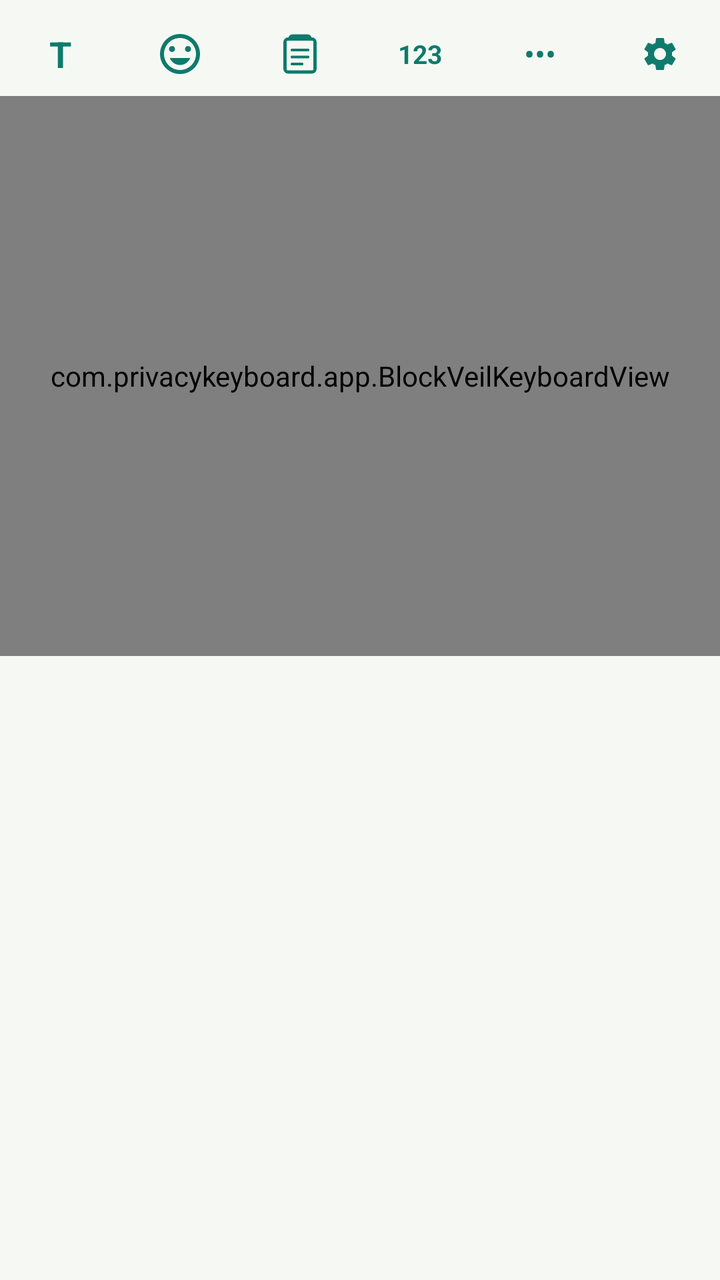
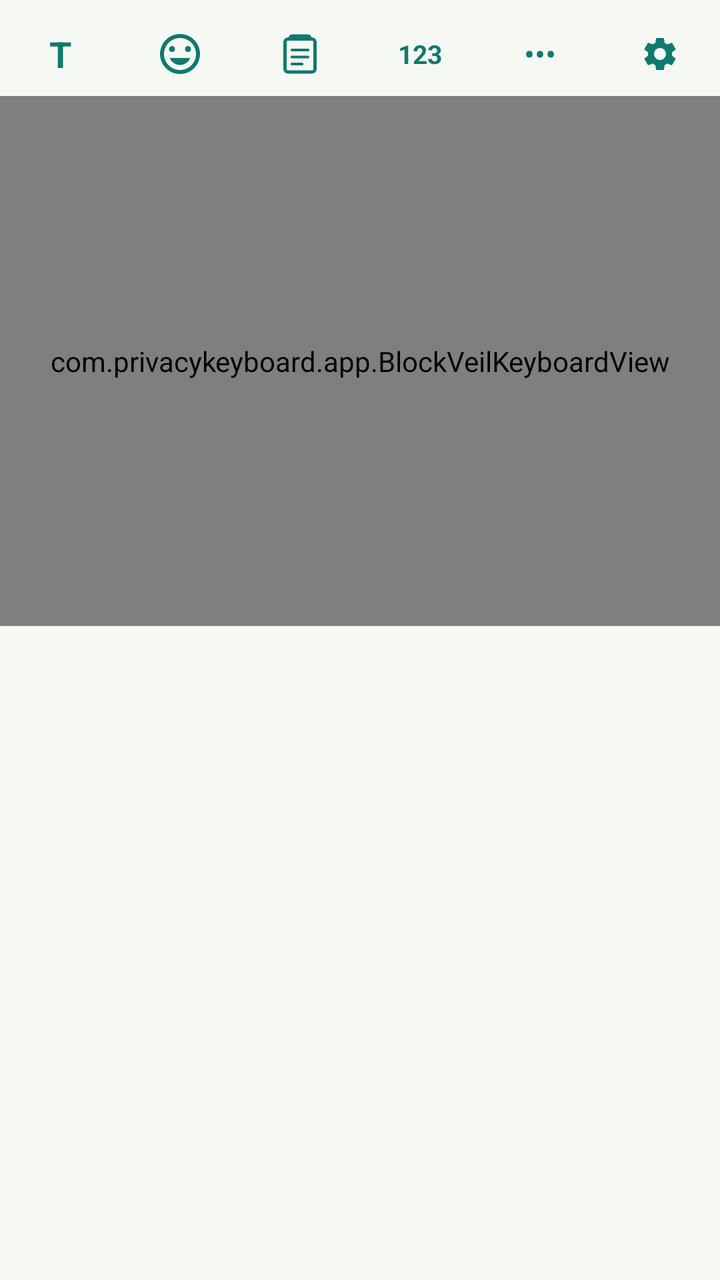

Compare the two renders of this Android layout. The source of the first and the diff that turns it into the second are given below.
<!-- AndroidManifest.xml: application theme Theme.BlockVeil -->
<!-- res/layout/input_view.xml -->
<?xml version="1.0" encoding="utf-8"?>
<LinearLayout xmlns:android="http://schemas.android.com/apk/res/android"
    android:layout_width="match_parent"
    android:layout_height="wrap_content"
    android:orientation="vertical"
    android:background="@color/ime_bg"
    android:paddingTop="6dp"
    android:paddingBottom="0dp">

    <LinearLayout
        android:id="@+id/suggestion_strip"
        android:layout_width="match_parent"
        android:layout_height="42dp"
        android:orientation="horizontal"
        android:background="@color/ime_bg"
        android:gravity="center_vertical">

        <TextView
            android:id="@+id/icon_text_tool"
            android:layout_width="0dp"
            android:layout_height="match_parent"
            android:layout_weight="1"
            android:gravity="center"
            android:text="@string/icon_text_tool"
            android:textColor="@color/ime_key_function"
            android:textStyle="bold"
            android:textSize="18sp" />

        <LinearLayout
            android:id="@+id/toolbar_icons_group"
            android:layout_width="0dp"
            android:layout_height="match_parent"
            android:layout_weight="5"
            android:orientation="horizontal"
            android:gravity="center_vertical">

            <ImageView
                android:id="@+id/icon_emoji_top"
                android:layout_width="0dp"
                android:layout_height="24dp"
                android:layout_weight="1"
                android:src="@drawable/sentiment_satisfied_24"
                android:tint="@color/ime_key_function"
                android:scaleType="centerInside" />

            <ImageView
                android:id="@+id/clipboard_button"
                android:layout_width="0dp"
                android:layout_height="24dp"
                android:layout_weight="1"
                android:src="@drawable/ic_top_clipboard"
                android:scaleType="centerInside" />

            <TextView
                android:id="@+id/icon_123_top"
                android:layout_width="0dp"
                android:layout_height="match_parent"
                android:layout_weight="1"
                android:gravity="center"
                android:text="@string/icon_123_top"
                android:textColor="@color/ime_key_function"
                android:textStyle="bold"
                android:textSize="13sp" />

            <TextView
                android:id="@+id/icon_more_options"
                android:layout_width="0dp"
                android:layout_height="match_parent"
                android:layout_weight="1"
                android:gravity="center"
                android:text="@string/icon_more_options"
                android:textColor="@color/ime_key_function"
                android:textSize="16sp" />

            <ImageView
                android:id="@+id/settings_header_button"
                android:layout_width="0dp"
                android:layout_height="20dp"
                android:layout_weight="1"
                android:src="@drawable/ic_settings_gear"
                android:scaleType="centerInside" />
        </LinearLayout>

        <LinearLayout
            android:id="@+id/suggestions_group"
            android:layout_width="0dp"
            android:layout_height="match_parent"
            android:layout_weight="5"
            android:orientation="horizontal"
            android:visibility="gone">

            <TextView
                android:id="@+id/suggestion_1"
                android:layout_width="0dp"
                android:layout_height="match_parent"
                android:layout_weight="1"
                android:gravity="center"
                android:textColor="@color/ime_suggestion_text"
                android:textSize="16sp" />

            <TextView
                android:id="@+id/suggestion_2"
                android:layout_width="0dp"
                android:layout_height="match_parent"
                android:layout_weight="1"
                android:gravity="center"
                android:textColor="@color/ime_suggestion_text"
                android:textSize="16sp" />

            <TextView
                android:id="@+id/suggestion_3"
                android:layout_width="0dp"
                android:layout_height="match_parent"
                android:layout_weight="1"
                android:gravity="center"
                android:textColor="@color/ime_suggestion_text"
                android:textSize="16sp" />
        </LinearLayout>
    </LinearLayout>

    <FrameLayout
        android:layout_width="match_parent"
        android:layout_height="280dp">

        <com.privacykeyboard.app.BlockVeilKeyboardView
            android:id="@+id/keyboard_view"
            android:layout_width="match_parent"
            android:layout_height="match_parent"
            android:background="@color/ime_bg"
            android:shadowColor="#00000000"
            android:shadowRadius="0" />

        <LinearLayout
            android:id="@+id/clipboard_panel"
            android:layout_width="match_parent"
            android:layout_height="match_parent"
            android:orientation="vertical"
            android:background="@color/ime_bg"
            android:visibility="gone">

            <LinearLayout
                android:layout_width="match_parent"
                android:layout_height="wrap_content"
                android:orientation="horizontal"
                android:gravity="center_vertical"
                android:padding="10dp">

                <ImageView
                    android:id="@+id/clipboard_close_button"
                    android:layout_width="26dp"
                    android:layout_height="26dp"
                    android:src="@drawable/arrow_back_24"
                    android:tint="@color/ime_text_primary"
                    android:contentDescription="@string/back_arrow"
                    android:paddingEnd="12dp" />

                <View
                    android:layout_width="0dp"
                    android:layout_height="1dp"
                    android:layout_weight="1" />

                <TextView
                    android:id="@+id/clipboard_clear_button"
                    android:layout_width="wrap_content"
                    android:layout_height="wrap_content"
                    android:text="@string/clear_all"
                    android:textColor="@color/ime_text_secondary"
                    android:textSize="13sp" />
            </LinearLayout>

            <ScrollView
                android:layout_width="match_parent"
                android:layout_height="0dp"
                android:layout_weight="1">

                <LinearLayout
                    android:id="@+id/clipboard_list"
                    android:layout_width="match_parent"
                    android:layout_height="wrap_content"
                    android:orientation="vertical" />
            </ScrollView>

        </LinearLayout>

        <LinearLayout
            android:id="@+id/emoji_panel"
            android:layout_width="match_parent"
            android:layout_height="match_parent"
            android:orientation="vertical"
            android:background="@color/ime_bg"
            android:visibility="gone">

            <LinearLayout
                android:id="@+id/emoji_category_row"
                android:layout_width="match_parent"
                android:layout_height="40dp"
                android:orientation="horizontal"
                android:background="@color/ime_bg" />

            <View
                android:layout_width="match_parent"
                android:layout_height="1dp"
                android:background="#E0E0E0" />

            <FrameLayout
                android:layout_width="match_parent"
                android:layout_height="0dp"
                android:layout_weight="1"
                android:background="@color/ime_bg">

                <TextView
                    android:layout_width="wrap_content"
                    android:layout_height="wrap_content"
                    android:layout_gravity="center"
                    android:text="@string/emoji_coming_soon"
                    android:textColor="@color/ime_text_secondary"
                    android:textSize="13sp" />
            </FrameLayout>

            <LinearLayout
                android:layout_width="match_parent"
                android:layout_height="wrap_content"
                android:orientation="horizontal"
                android:background="@color/ime_bg"
                android:padding="8dp">

                <TextView
                    android:id="@+id/emoji_abc_button"
                    android:layout_width="wrap_content"
                    android:layout_height="wrap_content"
                    android:text="ABC"
                    android:textColor="@color/ime_key_function"
                    android:textStyle="bold"
                    android:textSize="15sp"
                    android:padding="8dp" />
            </LinearLayout>

        </LinearLayout>

    </FrameLayout>

</LinearLayout>
<!-- resources referenced by this layout -->
<resources>
  <color name="ime_bg">#F6F9F3</color>
  <color name="ime_key_function">#0F7A6D</color>
  <color name="ime_suggestion_text">#174A3D</color>
  <color name="ime_text_primary">#174A3D</color>
  <color name="ime_text_secondary">#3A5F52</color>
  <!-- drawable arrow_back_24 (drawable) -->
  <?xml version="1.0" encoding="utf-8"?>
  <vector xmlns:android="http://schemas.android.com/apk/res/android"
      android:width="24dp"
      android:height="24dp"
      android:viewportWidth="24"
      android:viewportHeight="24">
      <path
          android:pathData="M 20,11 L 7.83,11 L 13.42,5.41 L 12,4 L 4,12 L 12,20 L 13.41,18.59 L 7.83,13 L 20,13 Z"
          android:fillColor="#FFFFFF" />
  </vector>
  <!-- drawable ic_top_clipboard (drawable) -->
  <?xml version="1.0" encoding="utf-8"?>
  <vector xmlns:android="http://schemas.android.com/apk/res/android"
      android:width="24dp"
      android:height="24dp"
      android:viewportWidth="24"
      android:viewportHeight="24">
  
      <path
          android:fillColor="#00000000"
          android:strokeColor="@color/ime_key_function"
          android:strokeWidth="1.6"
          android:pathData="M7,5 L7,4.2 C7,3.5 7.5,3 8.2,3 L15.8,3 C16.5,3 17,3.5 17,4.2 L17,5" />
  
      <path
          android:fillColor="#00000000"
          android:strokeColor="@color/ime_key_function"
          android:strokeWidth="1.6"
          android:strokeLineJoin="round"
          android:pathData="M6,4.5 L18,4.5 C18.8,4.5 19.5,5.2 19.5,6 L19.5,19.5 C19.5,20.3 18.8,21 18,21 L6,21 C5.2,21 4.5,20.3 4.5,19.5 L4.5,6 C4.5,5.2 5.2,4.5 6,4.5 Z" />
  
      <path
          android:fillColor="#00000000"
          android:strokeColor="@color/ime_key_function"
          android:strokeWidth="1.4"
          android:strokeLineCap="round"
          android:pathData="M8,10 L16,10 M8,13.5 L16,13.5 M8,17 L13,17" />
  </vector>
  <!-- drawable sentiment_satisfied_24 (drawable) -->
  <?xml version="1.0" encoding="utf-8"?>
  <vector xmlns:android="http://schemas.android.com/apk/res/android"
      android:width="24dp"
      android:height="24dp"
      android:viewportWidth="24"
      android:viewportHeight="24">
  
      <path
          android:fillColor="#FF000000"
          android:pathData="M12,2 C6.48,2 2,6.48 2,12 C2,17.52 6.48,22 12,22 C17.52,22 22,17.52 22,12 C22,6.48 17.52,2 12,2 Z M12,20 C7.59,20 4,16.41 4,12 C4,7.59 7.59,4 12,4 C16.41,4 20,7.59 20,12 C20,16.41 16.41,20 12,20 Z" />
  
      <path
          android:fillColor="#FF000000"
          android:pathData="M8,11 C8.83,11 9.5,10.33 9.5,9.5 C9.5,8.67 8.83,8 8,8 C7.17,8 6.5,8.67 6.5,9.5 C6.5,10.33 7.17,11 8,11 Z" />
  
      <path
          android:fillColor="#FF000000"
          android:pathData="M16,11 C16.83,11 17.5,10.33 17.5,9.5 C17.5,8.67 16.83,8 16,8 C15.17,8 14.5,8.67 14.5,9.5 C14.5,10.33 15.17,11 16,11 Z" />
  
      <path
          android:fillColor="#FF000000"
          android:pathData="M12,17.5 C14.33,17.5 16.31,16.04 17.11,14 L6.89,14 C7.69,16.04 9.67,17.5 12,17.5 Z" />
  </vector>
  <string name="back_arrow">Back</string>
  <string name="clear_all">Clear all</string>
  <string name="emoji_coming_soon">Emoji picker coming soon</string>
  <string name="icon_123_top">123</string>
  <string name="icon_more_options">•••</string>
  <string name="icon_text_tool">T</string>
  <style name="Theme.BlockVeil" parent="android:Theme.Material.NoActionBar">
          <item name="android:windowBackground">@color/bg_dark</item>
          <item name="android:statusBarColor">@color/bg_dark</item>
          <item name="android:navigationBarColor">@color/bg_dark</item>
          <item name="android:colorAccent">@color/accent_mint</item>
      </style>
  <color name="bg_dark">#0D1F1A</color>
  <color name="accent_mint">#6FE7B0</color>
  <!-- unchanged entries left out for length: 1 -->
</resources>

<!-- the commit's change to res/layout/input_view.xml (unified diff, before → after) -->
@@ -120,7 +120,7 @@
 
     <FrameLayout
         android:layout_width="match_parent"
-        android:layout_height="280dp">
+        android:layout_height="265dp">
 
         <com.privacykeyboard.app.BlockVeilKeyboardView
             android:id="@+id/keyboard_view"
